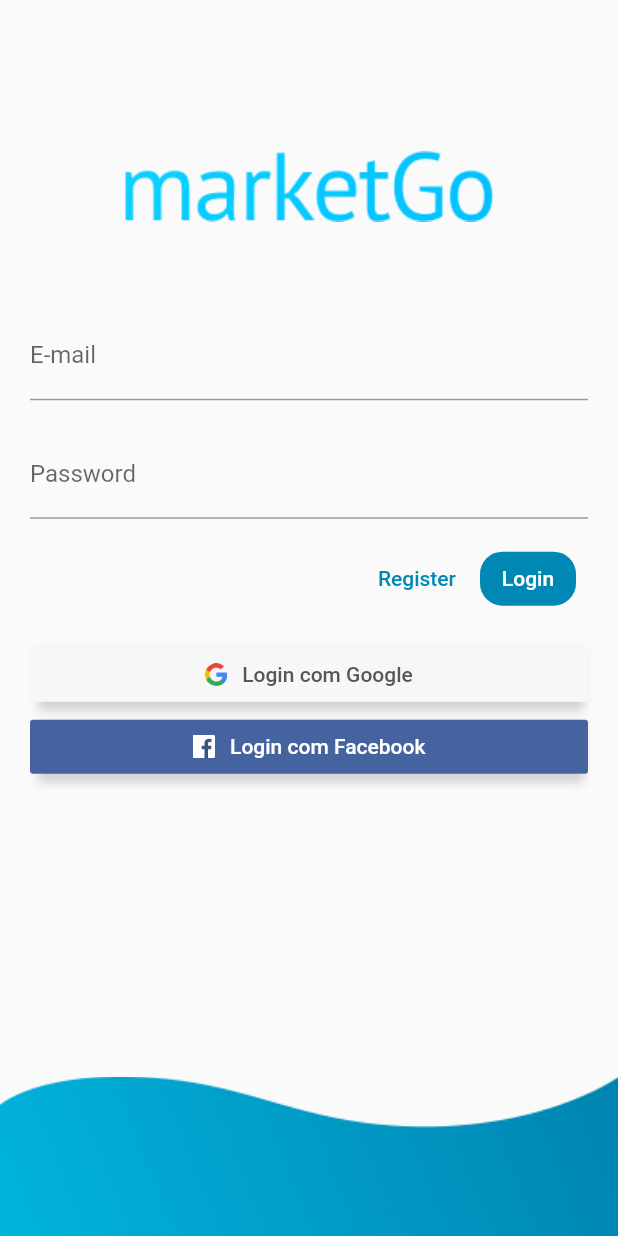
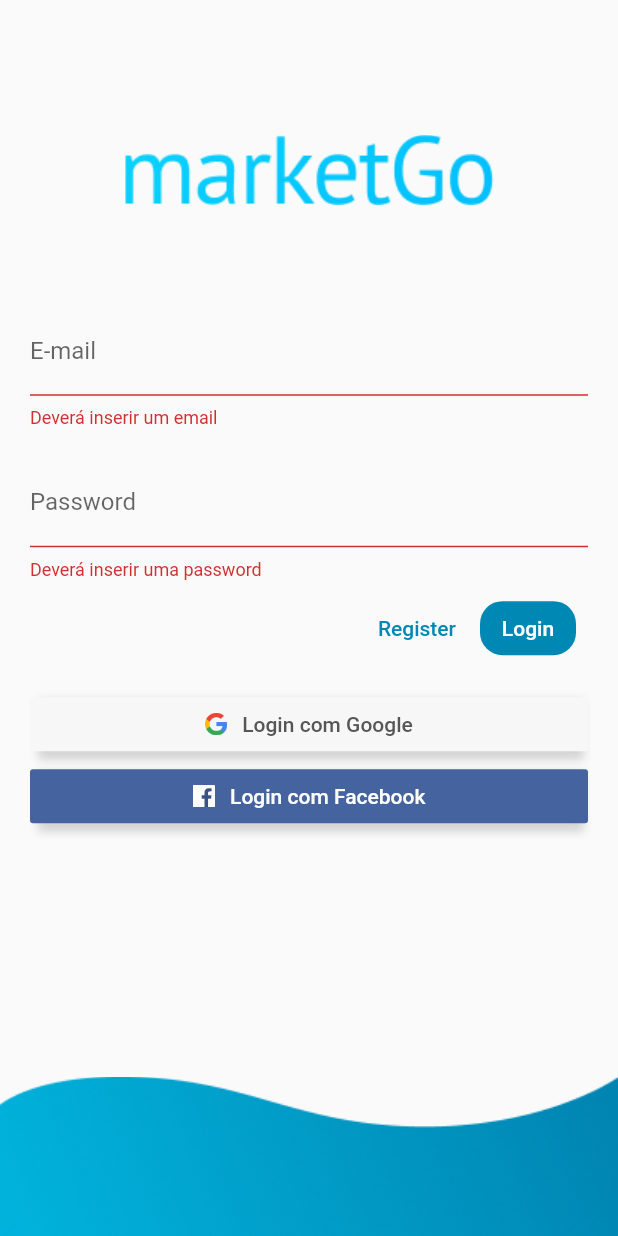
Before and after one commit to gngz/MarketGo, a Flutter app: the screen it shows after launch, after a tap on "Login", on a phone screen of 412 x 824 dp. Run offline on Flutter 3.47's test engine with Material 2 defaults, Android fonts, the phone set to English and light mode, and no system bars; our stand-ins replace dio, email_validator, flutter_secure_storage.

```diff
--- a/lib/views/login.dart
+++ b/lib/views/login.dart
@@ -1,6 +1,7 @@
 import 'package:flutter/material.dart';
 import 'package:marketgo/components/FacebookButton.dart';
 import 'package:marketgo/components/GoogleButton.dart';
+import 'package:email_validator/email_validator.dart';
 import '../services/Auth.dart';
 
 class LoginView extends StatefulWidget {
@@ -10,13 +11,18 @@ class LoginView extends StatefulWidget {
 
 class _LoginViewState extends State<LoginView> {
   final logo = Image.asset("assets/logo.png");
+  final _formKey = GlobalKey<FormState>();
 
   String email;
   String password;
 
-  void authenticate() {
-    //print("Email: $email ; Password: $password");
-    Auth.authenticate(this.email, this.password);
+  void loginHandler() {
+    if (_formKey.currentState.validate()) {
+      print("Email: $email ; Password: $password");
+      try {
+        Auth.authenticate(this.email, this.password);
+      } catch (e) {}
+    }
   }
 
   static const secondary = const Color(0xff0088B4);
@@ -27,19 +33,29 @@ class _LoginViewState extends State<LoginView> {
 
   // Email Field
   Widget emailField() {
-    return TextField(
+    return TextFormField(
       obscureText: false,
       decoration: InputDecoration(labelText: "E-mail", focusColor: secondary),
-      onChanged: (text) => this.email = text,
+      onChanged: (value) => this.email = value,
+      validator: (value) {
+        if (value.isEmpty) return "Deverá inserir um email";
+        if (!EmailValidator.validate(value)) return "E-mail com formato errado";
+        return null;
+      },
     );
   }
   // Password Field
 
   Widget passwordField() {
-    return TextField(
+    return TextFormField(
       obscureText: true,
       decoration: InputDecoration(labelText: "Password"),
-      onChanged: (text) => {this.password = text},
+      onChanged: (value) => {this.password = value},
+      validator: (value) {
+        if (value.isEmpty) return "Deverá inserir uma password";
+
+        return null;
+      },
     );
   }
 
@@ -49,7 +65,7 @@ class _LoginViewState extends State<LoginView> {
     return FlatButton(
         color: secondary,
         child: Text("Login"),
-        onPressed: authenticate,
+        onPressed: loginHandler,
         shape: RoundedRectangleBorder(borderRadius: BorderRadius.circular(15)));
   }
 
@@ -82,10 +98,17 @@ class _LoginViewState extends State<LoginView> {
                   children: <Widget>[
                     Center(child: logo),
                     SizedBox(height: 60.0),
-                    emailField(),
-                    SizedBox(height: 20.0),
-                    passwordField(),
                     SizedBox(height: 8.0),
+                    Form(
+                      key: _formKey,
+                      child: Column(
+                        children: <Widget>[
+                          emailField(),
+                          SizedBox(height: 20.0),
+                          passwordField()
+                        ],
+                      ),
+                    ),
                     ButtonBar(
                       children: <Widget>[registerButton, loginButton()],
                     ),
```
